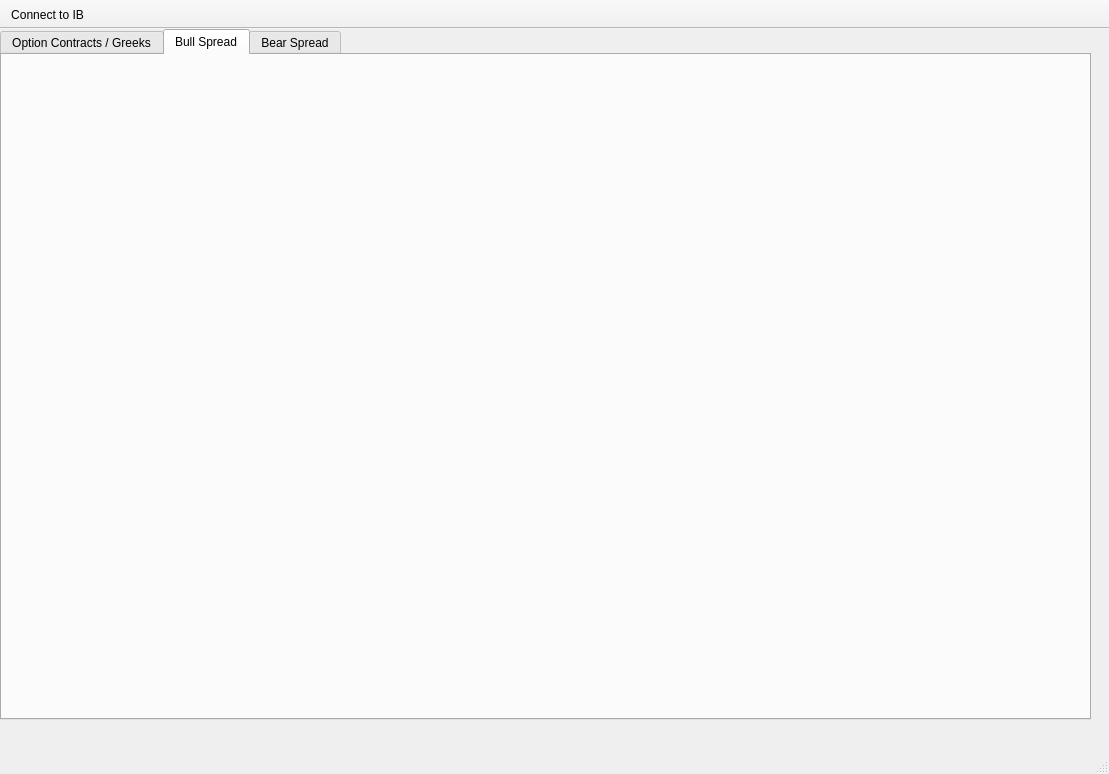
Above: QT_screens/QT_IB/bullSpreadViewSmall.ui from michaelrkost/PyOptions before the change. Below: the same form after it.
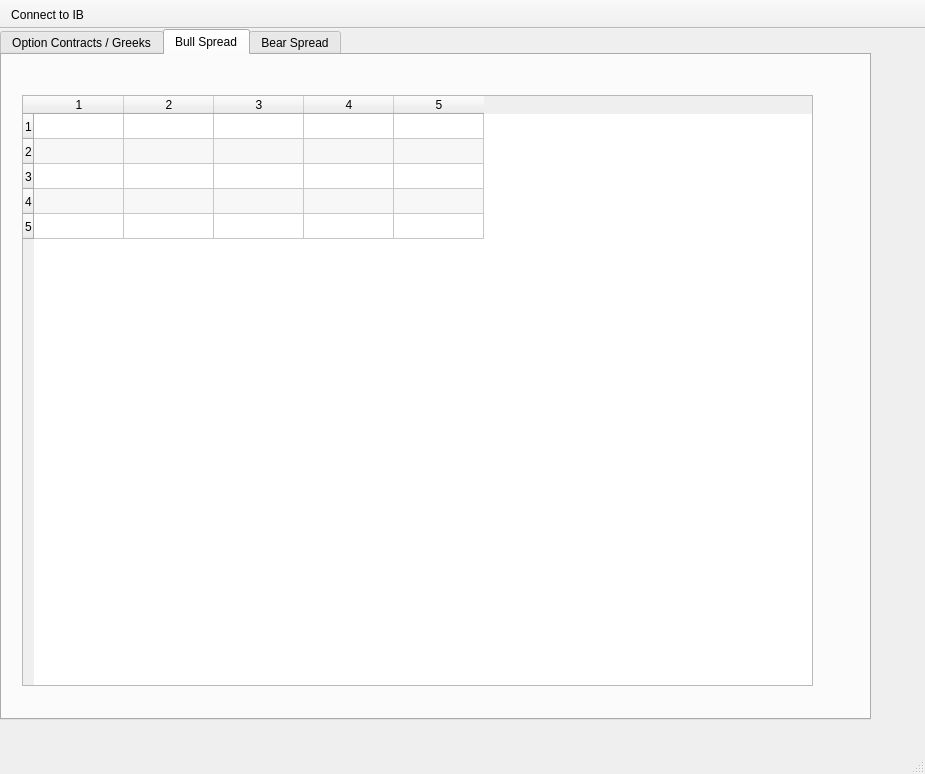
That is the form after the change. The open tabs and pages were chosen to show the change. Icons and pictures are not drawn.

Commit message: Option Contracts / Greeks Tab working

The edit to the form file:
```diff
--- a/QT_screens/QT_IB/bullSpreadViewSmall.ui
+++ b/QT_screens/QT_IB/bullSpreadViewSmall.ui
@@ -6,7 +6,7 @@
    <rect>
     <x>0</x>
     <y>0</y>
-    <width>1109</width>
+    <width>925</width>
     <height>774</height>
    </rect>
   </property>
@@ -23,7 +23,7 @@
      <rect>
       <x>0</x>
       <y>0</y>
-      <width>1091</width>
+      <width>871</width>
       <height>691</height>
      </rect>
     </property>
@@ -620,6 +620,47 @@
      <attribute name="title">
       <string>Bull Spread</string>
      </attribute>
+     <widget class="QTableWidget" name="tableWidget_BullSpread">
+      <property name="geometry">
+       <rect>
+        <x>20</x>
+        <y>40</y>
+        <width>791</width>
+        <height>591</height>
+       </rect>
+      </property>
+      <property name="editTriggers">
+       <set>QAbstractItemView::NoEditTriggers</set>
+      </property>
+      <property name="alternatingRowColors">
+       <bool>true</bool>
+      </property>
+      <property name="rowCount">
+       <number>5</number>
+      </property>
+      <property name="columnCount">
+       <number>5</number>
+      </property>
+      <attribute name="horizontalHeaderDefaultSectionSize">
+       <number>90</number>
+      </attribute>
+      <attribute name="horizontalHeaderMinimumSectionSize">
+       <number>11</number>
+      </attribute>
+      <attribute name="verticalHeaderDefaultSectionSize">
+       <number>25</number>
+      </attribute>
+      <row/>
+      <row/>
+      <row/>
+      <row/>
+      <row/>
+      <column/>
+      <column/>
+      <column/>
+      <column/>
+      <column/>
+     </widget>
     </widget>
     <widget class="QWidget" name="bearSpread_tab">
      <attribute name="title">
```
Left out of the diff: 31 changed lines with no effect on the pictures. The commit also changes 4 other files.
